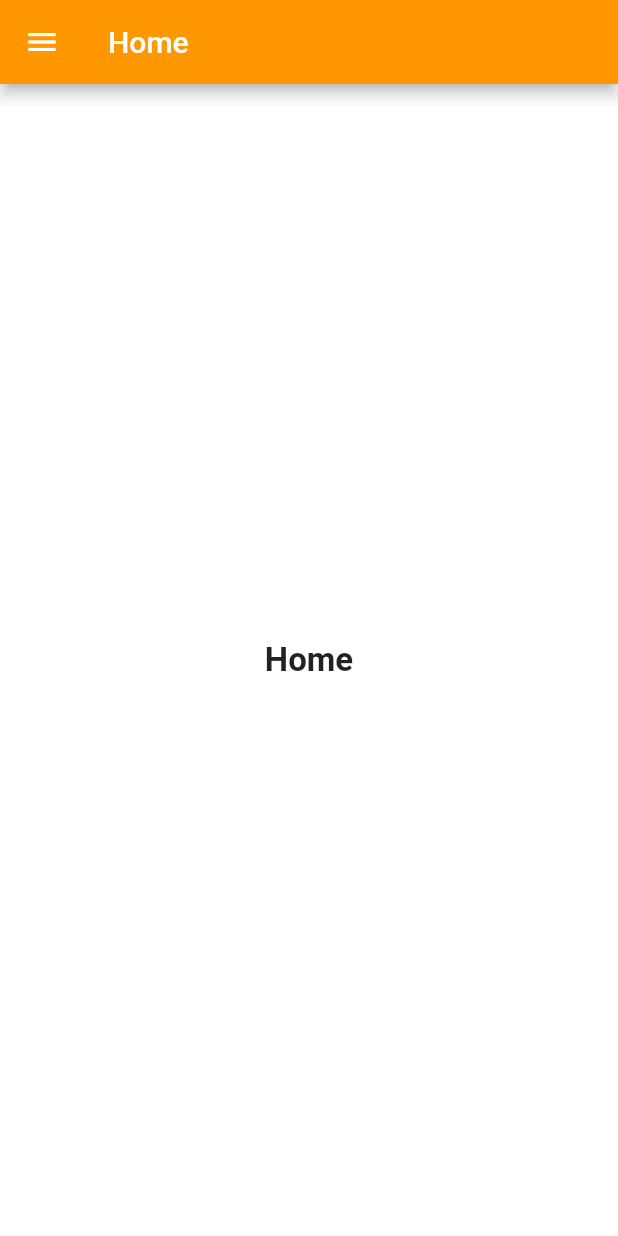
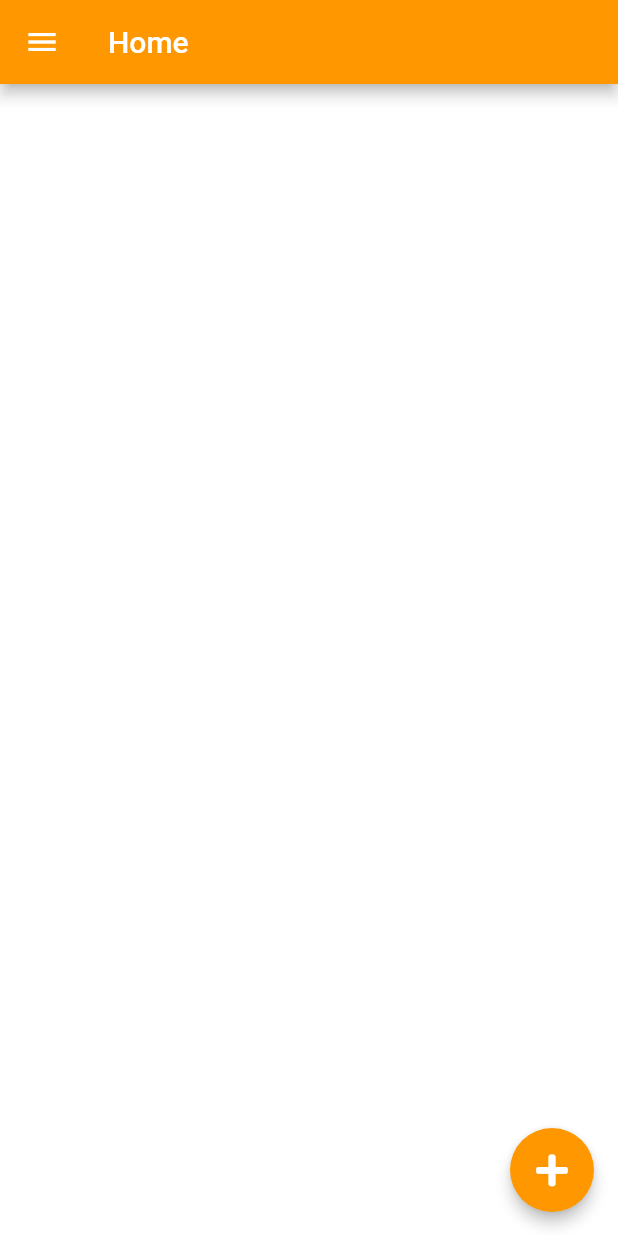
Before and after one commit to ahmedahdarf/SignInSignUpAppFlutter, a Flutter app: the screen it shows once a user with an empty profile is signed in, on a phone screen of 412 x 824 dp. Run offline on Flutter 3.47's test engine with Material 2 defaults, Android fonts, the phone set to English and light mode, and no system bars; our stand-ins replace auto_size_text, cloud_firestore, firebase_auth, firebase_storage, flutter_map, flutter_spinkit and 8 more; missing offline and left inert: flutter_auth_buttons, flutter_polyline_points, google_map_polyline, password; accounts and stored records are empty; statements that could not run were skipped.

Commit message:
Projet avec la page home

```diff
--- a/lib/views/home_widget.dart
+++ b/lib/views/home_widget.dart
@@ -1,8 +1,16 @@
+import 'dart:io';
+
+import 'package:auto_size_text/auto_size_text.dart';
+import 'package:cloud_firestore/cloud_firestore.dart';
 import 'package:firebase_auth/firebase_auth.dart';
+import 'package:flutter/cupertino.dart';
 import 'package:flutter/material.dart';
+import 'package:font_awesome_flutter/font_awesome_flutter.dart';
+import 'package:intl/intl.dart';
 import 'package:pfa_project_cloudhpc/services/auth_service.dart';
 import 'package:pfa_project_cloudhpc/views/camera_view.dart';
 import 'package:pfa_project_cloudhpc/views/main_drawer.dart';
+import 'package:pfa_project_cloudhpc/views/publication_form.dart';
 import 'package:pfa_project_cloudhpc/views/sign_up_view.dart';
 import 'package:pfa_project_cloudhpc/widgets/provider_widget.dart';
 
@@ -14,87 +22,133 @@ class Home extends StatefulWidget {
 
 class _HomeState extends State<Home> {
   AuthFormType authFormType;
+  CollectionReference dataCrowsSensing = Firestore.instance.collection(
+      'crowdSensing');
+  int _currentIndex = 0;
+  final String documentId = "";
+  QuerySnapshot querySnapshot;
 
-  int _currentIndex=0;
+  @override
+  void initState() {
+    // TODO: implement initState
+    super.initState();
+    getDataList().then(
+            (lists) {
+          setState(() {
+            querySnapshot = lists;
+          });
+
+        }
+    );
+  }
+
   @override
   Widget build(BuildContext context) {
-    final tabs=[
-      Center(child: Container(child: Text("Home",style: TextStyle(fontSize: 22,fontWeight: FontWeight.bold)),)),
-      Center(child: Container(child: Text("Search",style: TextStyle(fontSize: 22,fontWeight: FontWeight.bold)),)),
-      CameraView(),
-      Center(child: Container(child: Text("Profile",style: TextStyle(fontSize: 22,fontWeight: FontWeight.bold)),)),
-      Center(child: Container(child: Text("GPS",style: TextStyle(fontSize: 22,fontWeight: FontWeight.bold)),)),
-    ];
+
     return Scaffold(
-      backgroundColor:Colors.white,
+      backgroundColor: Colors.white,
       appBar: AppBar(
         backgroundColor: Colors.orange[500],
         title: Text("Home"),
         actions: [
-
-        /*  IconButton(
-            icon: Icon(Icons.account_circle),
-            onPressed: () {
-
-              Navigator.of(context).pushReplacementNamed("/convertUser");
-            },
-          )*/
         ],
       ),
       drawer: MainDrawer(),
       body: Padding(
-        padding: const EdgeInsets.all(20.0),
-        child: Container(
-          child: tabs[_currentIndex]
+        padding: const EdgeInsets.all(5.0),
+        child:  showData()
+        ,
       ),
+      floatingActionButton: FloatingActionButton(
+        backgroundColor: Colors.orange,
+        child: Icon(FontAwesomeIcons.plus, color: Colors.white,),
+        tooltip: "add publication",
+        elevation: 4,
+        onPressed: () {
+          Navigator.push(context,
+              MaterialPageRoute(builder: (context) => PublicationForm()));
+        },
       ),
-     /*
-     *
-     *
-     *
-     *  bottomNavigationBar: BottomNavigationBar(
-        currentIndex: _currentIndex,
-        type: BottomNavigationBarType.fixed,
-        backgroundColor: Colors.orange[500],
-        iconSize: 35,
-        items: [
-            BottomNavigationBarItem(
-              icon: Icon(Icons.home,color: Colors.white,),
-              title: Text("Home",style: TextStyle(fontSize: 16,fontWeight: FontWeight.bold, color: Colors.white),),
-              backgroundColor: Colors.orange[500],
 
+    );
+  }
 
+  Widget showData() {
+   if(querySnapshot!=null){
+   //  print("${querySnapshot.documents[0].data}");
+     return ListView.builder(
+         itemCount: querySnapshot.documents.length,
+          primary: false,
+       padding: EdgeInsets.only(top: 5,bottom: 10),
+       itemBuilder: (context,i){
+           return  Column(
+             children: [Card(
+               child: SingleChildScrollView(
+                 child: Column(
+                   crossAxisAlignment: CrossAxisAlignment.start,
+                   children: [
+                     Row(
+                       mainAxisAlignment: MainAxisAlignment.start,
+                       children: [
+                         CircleAvatar(
+                           backgroundImage:(querySnapshot.documents[i].data['user']["imageProfil"]=="images/anonymous.jpg")?AssetImage("images/anonymous.jpg"):  NetworkImage(querySnapshot.documents[i].data['user']["imageProfil"],),
+                           radius: 35,
                          ),
-          BottomNavigationBarItem(
-              icon: Icon(Icons.search,color: Colors.white,),
-              title: Text("Search",style: TextStyle(fontSize: 16,fontWeight: FontWeight.bold,color: Colors.white),),
-              backgroundColor: Colors.orange[500]
-          ),
-          BottomNavigationBarItem(
-              icon: Icon(Icons.camera,color: Colors.white,),
-              title: Text("Camera",style: TextStyle(fontSize: 16,fontWeight: FontWeight.bold,color: Colors.white)),
-              backgroundColor: Colors.orange[500]
-          ),
-          BottomNavigationBarItem(
-              icon: Icon(Icons.person,color: Colors.white,),
-              title: Text("Profile",style: TextStyle(fontSize: 16,fontWeight: FontWeight.bold,color: Colors.white)),
-              backgroundColor: Colors.orange[500]
-          ),
-          BottomNavigationBarItem(
-              icon: Icon(Icons.gps_fixed,color: Colors.white,),
-              title: Text("GPS",style: TextStyle(fontSize: 16,fontWeight: FontWeight.bold,color: Colors.white)),
-              backgroundColor: Colors.orange[500]
+                         SizedBox(width: 8,),
+                         Column(
+                           mainAxisAlignment: MainAxisAlignment.start,
+                           crossAxisAlignment: CrossAxisAlignment.start,
+                           children: [
+                             Text(querySnapshot.documents[i].data['user']["name"]??"Anonymous",style: TextStyle(fontSize: 19,fontWeight: FontWeight.bold),),
+                             SizedBox(height: 5,),
+                             AutoSizeText(querySnapshot.documents[i].data['location']??"Location Undefined",style: TextStyle(fontSize: 14, ),maxLines: 2,textAlign: TextAlign.center,),
+                             SizedBox(height: 5,),
+                             AutoSizeText(DateFormat("EEEE H:mm a").format(querySnapshot.documents[i].data['date'].toDate()),style: TextStyle(fontSize: 14, ),maxLines: 2,textAlign: TextAlign.center,),
+
+                           ],
                          ),
 
 
                        ],
-        onTap: (index){
-          setState(() {
-            _currentIndex=index;
-          });
+                     ),
+                     SizedBox(height: 5,),
+                     Center(child: Text(querySnapshot.documents[i].data['commentaire'],style: TextStyle(fontSize: 25),)),
+                     querySnapshot.documents[i].data['image']!=null?
+                     Center(
+                       child: ClipRRect(
+                         //width: MediaQuery.of(context).size.width,
+
+                         child: Image.network(querySnapshot.documents[i].data['image'],width: 380,height: 250,  fit: BoxFit.fill,
+                         ),
+
+
+                       ),
+                     ):Container(),
+
+                   ],
+
+                 ),
+               ),
+             ),
+               SizedBox(height: 15,),
+
+
+               ]
+           );
+
+
+
+
        },
-      ),
-     * */
+
+
      );
+   }else{
+     return Center(child: CircularProgressIndicator());
    }
   }
+
+  getDataList() async {
+    return await Firestore.instance.collection('crowdSensing').orderBy("date",descending: true).getDocuments();
+  }
+}
--- a/pubspec.yaml
+++ b/pubspec.yaml
@@ -72,6 +72,7 @@ flutter:
     - images/compte.jpg
     - images/defaultPhoto.jpg
     - images/anonymous.jpg
+    - images/imageDef.jpg
   #   - images/a_dot_ham.jpeg
 
   # An image asset can refer to one or more resolution-specific "variants", see
```
Also changed, not shown: lib/models/crowd_sensing.dart (added, +22 -0 lines), lib/views/publication_form.dart (added, +257 -0 lines), images/imageDef.jpg (added), lib/views/profile_view.dart (indentation only), pubspec.lock. Lines whose indentation alone changed are shown as unchanged.
